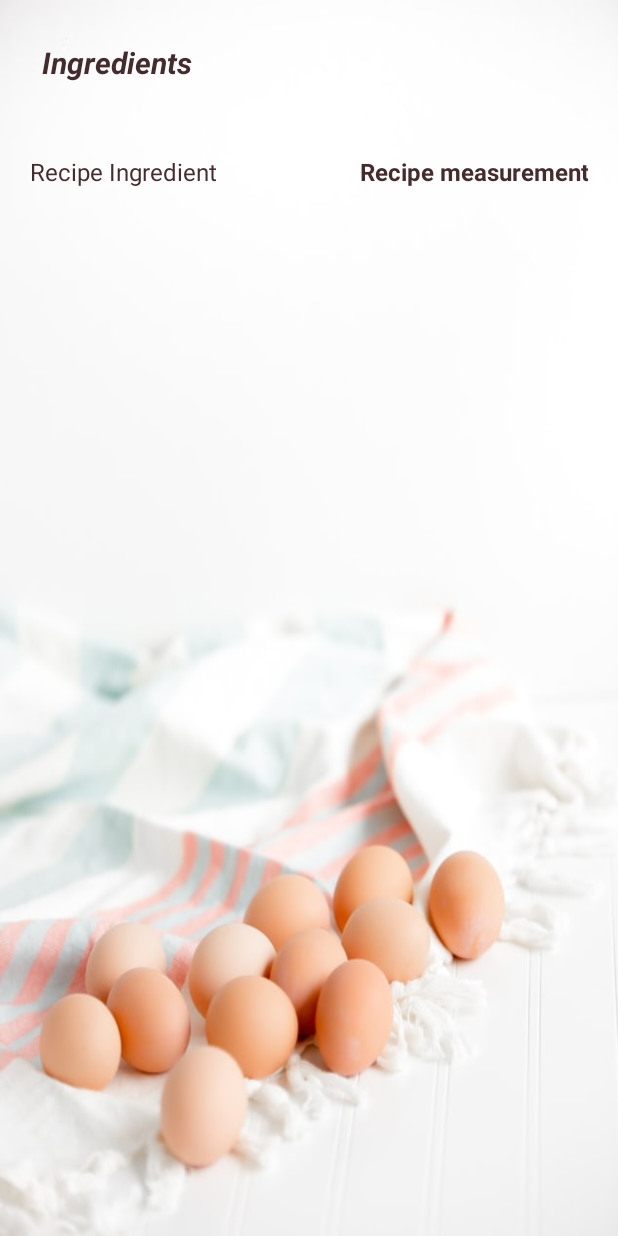
After one commit to kathy-a/udacity-BakingApp, an Android app: the layout recipe_app_widget.xml on its own in the app's theme, with its tools: preview values and no code run, on a phone screen of 412 x 824 dp. The commit adds this screen. Run offline under Robolectric (Android 15) with nearby library versions, the phone set to English and light mode, and no system bars.

Commit message:
Initialize widget to display sample data

```diff
--- /dev/null
+++ b/app/src/main/res/layout/recipe_app_widget.xml
@@ -0,0 +1,45 @@
+<LinearLayout xmlns:android="http://schemas.android.com/apk/res/android"
+    android:layout_width="match_parent"
+    android:layout_height="match_parent"
+    android:background="@drawable/baking_placeholder_2"
+    android:orientation="vertical"
+    xmlns:tools="http://schemas.android.com/tools"
+    android:padding="@dimen/widget_margin">
+
+    <TextView
+        android:id="@+id/widget_text_header"
+        style="@style/Heading2"
+        android:layout_margin="8dp"
+        android:contentDescription="@string/ingredients"
+        android:text="@string/ingredients"
+        android:textColor="@color/colorPrimaryDark"
+        android:textStyle="bold|italic" />
+
+    <RelativeLayout
+        android:layout_height="wrap_content"
+        android:layout_width="wrap_content"
+        android:orientation="horizontal">
+
+        <TextView
+            style="@style/Heading3"
+            android:id="@+id/widget_text_ingredientName"
+            android:layout_alignParentStart="true"
+            android:layout_toStartOf="@id/widget_text_ingredient_measurement"
+            tools:text="@string/recipe_ingredient"
+            android:layout_width="wrap_content"
+            android:layout_height="wrap_content" />
+
+
+        <TextView
+            style="@style/Heading3"
+            tools:text="@string/recipe_ingredient_measurement"
+            android:textAlignment="textEnd"
+            android:id="@+id/widget_text_ingredient_measurement"
+            android:layout_width="wrap_content"
+            android:layout_height="wrap_content"
+            android:layout_alignParentEnd="true"
+            android:textStyle="bold"/>
+
+    </RelativeLayout>
+
+</LinearLayout>
--- a/app/src/main/res/values/dimens.xml
+++ b/app/src/main/res/values/dimens.xml
@@ -13,4 +13,10 @@
     <dimen name="heading_5_size">12sp</dimen>
     <dimen name="heading_6_size">10sp</dimen>
 
+    <!--
+Refer to App Widget Documentation for margin information
+http://developer.android.com/guide/topics/appwidgets/index.html#CreatingLayout
+    -->
+    <dimen name="widget_margin">8dp</dimen>
+
 </resources>
--- a/app/src/main/res/values/strings.xml
+++ b/app/src/main/res/values/strings.xml
@@ -9,6 +9,8 @@
 
     <!-- TODO: Remove or change this placeholder text -->
     <string name="hello_blank_fragment">Hello blank fragment</string>
+    <string name="appwidget_text">EXAMPLE</string>
+    <string name="add_widget">Add widget</string>
 
 
 </resources>
--- a/app/src/main/res/values/styles.xml
+++ b/app/src/main/res/values/styles.xml
@@ -29,10 +29,14 @@
 
     <style name="Heading3" parent="Heading4">
         <item name="android:textSize">@dimen/heading_3_size</item>
+        <item name="android:textColor">@color/colorPrimaryDark</item>
+
     </style>
 
     <style name="Heading2" parent="Heading4">
         <item name="android:textSize">@dimen/heading_2_size</item>
+        <item name="android:textColor">@color/colorPrimaryDark</item>
+
     </style>
 
 
```
Also changed, not shown: app/src/main/AndroidManifest.xml (+13 -2 lines), app/src/main/java/com/udacity/baking/RecipeAppWidget.java (added, +70 -0 lines), app/src/main/res/values-v14/dimens.xml (added, +10 -0 lines), app/src/main/res/xml/recipe_app_widget_info.xml (added, +12 -0 lines).
